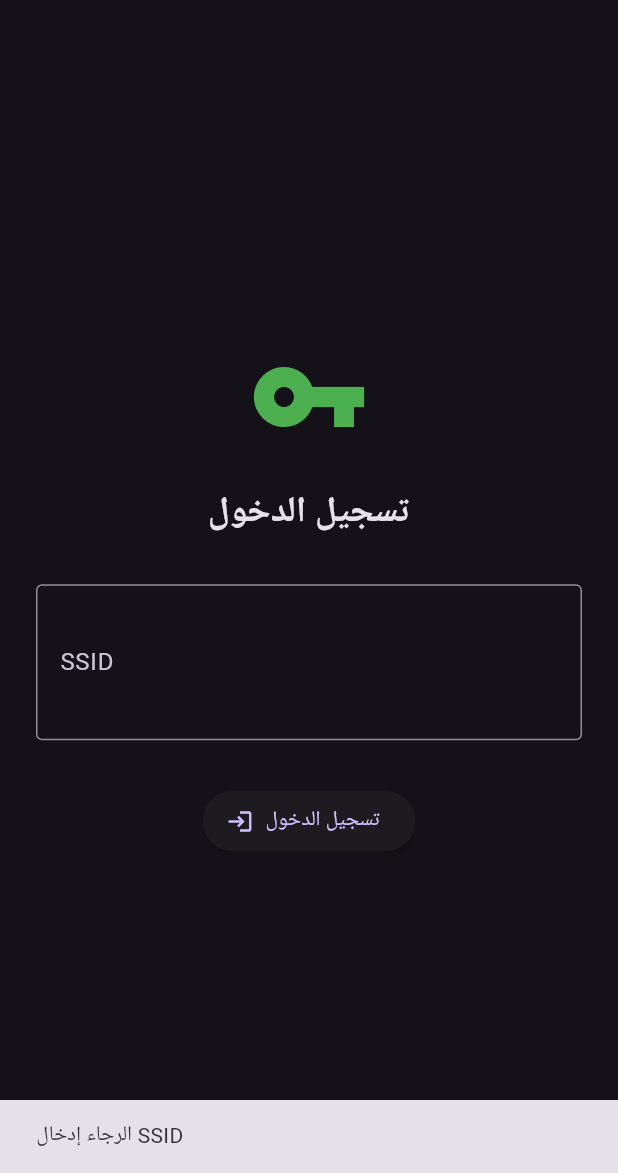
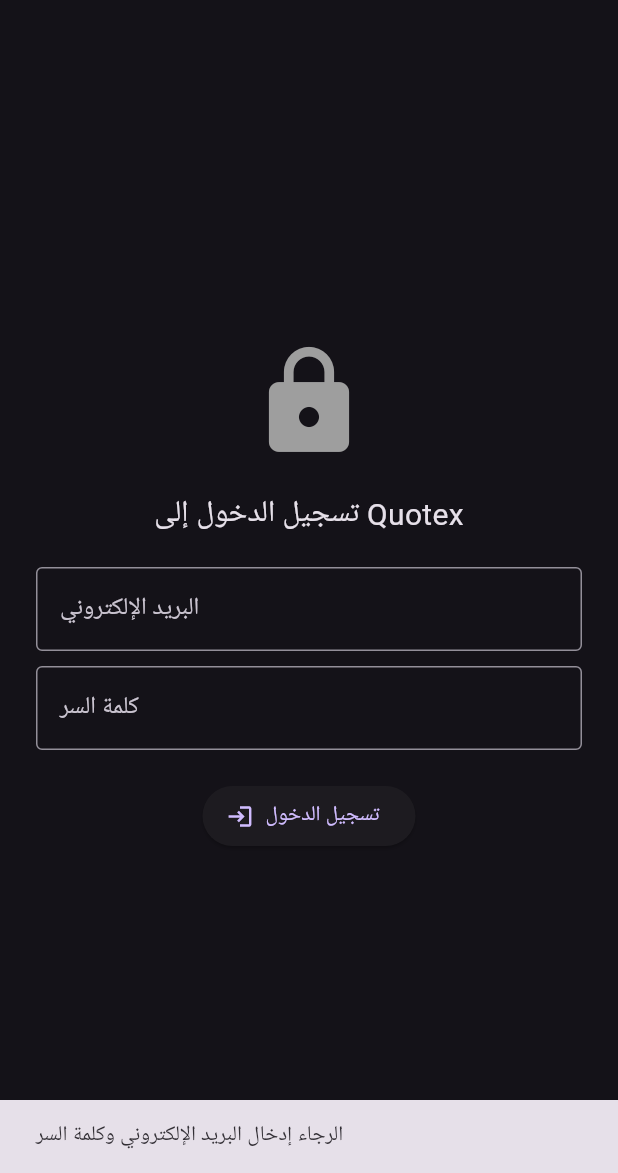
Before and after one commit to cvn3443-ctrl/Alking-Pro, a Flutter app: the screen it shows after launch, after a tap on "تسجيل الدخول", on a phone screen of 412 x 824 dp, the part 63-1236 px from its top. Run offline on Flutter 3.47's test engine with Material 3 defaults, Android fonts, the phone set to English and light mode, and no system bars; our stand-ins replace shared_preferences, webview_flutter; network calls fail.

Commit message:
Update home_screen.dart

```diff
--- a/lib/screens/home_screen.dart
+++ b/lib/screens/home_screen.dart
@@ -1,7 +1,7 @@
 import 'package:flutter/material.dart';
 import 'package:webview_flutter/webview_flutter.dart';
 import 'package:shared_preferences/shared_preferences.dart';
-import '../services/quotex_api.dart';
+import '../services/api_service.dart';
 import 'dart:async';
 import 'dart:convert';
 
@@ -13,10 +13,10 @@
 }
 
 class _HomeScreenState extends State<HomeScreen> {
-  final QuotexAPI _api = QuotexAPI();
   bool _isLoading = false;
   bool _isLoggedIn = false;
-  final TextEditingController _ssidController = TextEditingController();
+  final TextEditingController _emailController = TextEditingController();
+  final TextEditingController _passwordController = TextEditingController();
 
   bool _botActive = false;
   int _winStreak = 0;
@@ -32,13 +32,7 @@
   String _selectedAccount = 'تجريبي';
   bool _isPercentage = false;
 
-  // قائمة العملات الثابتة (يمكنك تعديلها حسب رغبتك)
-  final List<String> _fixedAssets = [
-    'EUR/USD', 'GBP/USD', 'USD/JPY', 'AUD/USD', 'USD/CAD',
-    'NZD/USD', 'USD/CHF', 'BTC/USD', 'ETH/USD', 'XAU/USD',
-    'EUR/GBP', 'EUR/JPY', 'GBP/JPY', 'AUD/JPY', 'EUR/AUD'
-  ];
-
+  List<String> _assetsList = [];
   List<Map<String, dynamic>> _tradeLog = [];
   int _currentTab = 0;
   late final WebViewController _webViewController;
@@ -50,7 +44,9 @@
     _initWebView();
     _loadSettings();
     _loadTradeLog();
+    _loadAssets();
     _checkSavedSession();
+    _startStatusPolling();
   }
 
   void _initWebView() {
@@ -61,54 +57,57 @@
 
   Future<void> _checkSavedSession() async {
     final prefs = await SharedPreferences.getInstance();
-    final savedSsid = prefs.getString('quotex_ssid');
-    if (savedSsid != null) {
+    final email = prefs.getString('quotex_email');
+    if (email != null) {
       setState(() => _isLoggedIn = true);
-      await _injectSSIDIntoWebView(savedSsid);
     }
   }
 
-  Future<void> _injectSSIDIntoWebView(String ssid) async {
-    await Future.delayed(Duration(seconds: 2));
-    await _webViewController.runJavaScript('''
-      (function() {
-        document.cookie = "ssid=$ssid; path=/; domain=qxbroker.com";
-        document.cookie = "remember_web=$ssid; path=/; domain=qxbroker.com";
-        localStorage.setItem('ssid', '$ssid');
-        localStorage.setItem('session_id', '$ssid');
-        setTimeout(() => location.reload(), 500);
-      })();
-    ''');
-    await Future.delayed(Duration(seconds: 3));
+  Future<void> _loadAssets() async {
+    final assets = await ApiService.getAssets();
+    setState(() => _assetsList = assets);
+  }
+
+  void _startStatusPolling() {
+    _statusTimer = Timer.periodic(Duration(seconds: 5), (timer) async {
+      if (_isLoggedIn) {
+        final status = await ApiService.getStatus();
+        setState(() {
+          _botActive = status['active'] ?? false;
+          _winStreak = status['win_streak'] ?? 0;
+          _lossStreak = status['loss_streak'] ?? 0;
+          _totalTrades = status['total_trades'] ?? 0;
+        });
+      }
+    });
   }
 
   Future<void> _login() async {
-    final ssid = _ssidController.text.trim();
+    final email = _emailController.text.trim();
+    final password = _passwordController.text.trim();
 
-    if (ssid.isEmpty) {
-      _showSnackbar('الرجاء إدخال SSID');
+    if (email.isEmpty || password.isEmpty) {
+      _showSnackbar('الرجاء إدخال البريد الإلكتروني وكلمة السر');
       return;
     }
 
     setState(() => _isLoading = true);
 
-    bool ssidValid = await _api.loginWithSSID(ssid);
-    if (!ssidValid) {
-      _showSnackbar('❌ SSID غير صالح');
-      setState(() => _isLoading = false);
-      return;
-    }
+    final result = await ApiService.login(email, password);
 
+    if (result['status'] == 'success') {
       final prefs = await SharedPreferences.getInstance();
-    await prefs.setString('quotex_ssid', ssid);
-
-    await _injectSSIDIntoWebView(ssid);
-
+      await prefs.setString('quotex_email', email);
       setState(() {
         _isLoggedIn = true;
         _isLoading = false;
       });
       _showSnackbar('✅ تم تسجيل الدخول بنجاح');
+      await _loadAssets();
+    } else {
+      _showSnackbar(result['message'] ?? '❌ فشل تسجيل الدخول');
+      setState(() => _isLoading = false);
+    }
   }
 
   void _showSnackbar(String msg) {
@@ -125,7 +124,6 @@
     await prefs.setInt('maxTradesPerDay', _maxTradesPerDay);
     await prefs.setInt('targetTrades', _targetTrades);
     _showSnackbar('تم حفظ الإعدادات ✅');
-    await _api.switchAccount(_selectedAccount == 'تجريبي' ? 'demo' : 'real');
   }
 
   Future<void> _loadSettings() async {
@@ -139,7 +137,6 @@
       _maxTradesPerDay = prefs.getInt('maxTradesPerDay') ?? 50;
       _targetTrades = prefs.getInt('targetTrades') ?? 5;
     });
-    await _api.switchAccount(_selectedAccount == 'تجريبي' ? 'demo' : 'real');
   }
 
   Future<void> _loadTradeLog() async {
@@ -196,7 +193,6 @@
   void _executeTrade() async {
     if (!_botActive) return;
 
-    // تحليل وهمي محسن (70% ربح)
     bool isWin = DateTime.now().millisecondsSinceEpoch % 100 < 70;
     double amount = _isPercentage ? 0.0 : double.parse(_amountController.text);
 
@@ -267,7 +263,7 @@
                 const SizedBox(height: 20),
                 DropdownButtonFormField<String>(
                   value: _selectedPair,
-                  items: _fixedAssets.map((e) => DropdownMenuItem(value: e, child: Text(e))).toList(),
+                  items: _assetsList.map((e) => DropdownMenuItem(value: e, child: Text(e))).toList(),
                   onChanged: (v) => setState(() => _selectedPair = v!),
                   decoration: const InputDecoration(labelText: 'الزوج'),
                 ),
@@ -319,11 +315,7 @@
                 DropdownButtonFormField<String>(
                   value: _selectedAccount,
                   items: ['تجريبي', 'حقيقي'].map((e) => DropdownMenuItem(value: e, child: Text(e))).toList(),
-                  onChanged: (v) async {
-                    setState(() => _selectedAccount = v!);
-                    await _api.switchAccount(v == 'تجريبي' ? 'demo' : 'real');
-                    _showSnackbar('✅ تم تبديل الحساب إلى $_selectedAccount');
-                  },
+                  onChanged: (v) => setState(() => _selectedAccount = v!),
                   decoration: const InputDecoration(labelText: 'نوع الحساب'),
                 ),
                 const SizedBox(height: 15),
@@ -408,20 +400,21 @@
         child: Column(
           mainAxisAlignment: MainAxisAlignment.center,
           children: [
-            const Icon(Icons.vpn_key, size: 80, color: Colors.green),
+            const Icon(Icons.lock, size: 80, color: Colors.grey),
             const SizedBox(height: 20),
-            const Text('تسجيل الدخول', style: TextStyle(fontSize: 24, fontWeight: FontWeight.bold)),
-            const SizedBox(height: 30),
+            const Text('تسجيل الدخول إلى Quotex', style: TextStyle(fontSize: 20)),
+            const SizedBox(height: 20),
             TextField(
-              controller: _ssidController,
-              decoration: const InputDecoration(
-                labelText: 'SSID',
-                hintText: 'eyJpdiI6ImdyRXV3...',
-                border: OutlineInputBorder(),
+              controller: _emailController,
+              decoration: const InputDecoration(labelText: 'البريد الإلكتروني', border: OutlineInputBorder()),
             ),
-              maxLines: 3,
+            const SizedBox(height: 10),
+            TextField(
+              controller: _passwordController,
+              obscureText: true,
+              decoration: const InputDecoration(labelText: 'كلمة السر', border: OutlineInputBorder()),
             ),
-            const SizedBox(height: 30),
+            const SizedBox(height: 20),
             ElevatedButton.icon(
               onPressed: _isLoading ? null : _login,
               icon: const Icon(Icons.login),
@@ -453,10 +446,6 @@
                     const SizedBox(height: 5),
                     Row(mainAxisAlignment: MainAxisAlignment.spaceBetween,
                         children: [const Text('المتبقي:'), Text('$remainingTarget / $_targetTrades')]),
-                    Row(mainAxisAlignment: MainAxisAlignment.spaceBetween,
-                        children: [const Text('أرباح متتالية:'), Text('$_winStreak', style: const TextStyle(color: Colors.green))]),
-                    Row(mainAxisAlignment: MainAxisAlignment.spaceBetween,
-                        children: [const Text('خسائر متتالية:'), Text('$_lossStreak', style: const TextStyle(color: Colors.red))]),
                   ],
                   const SizedBox(height: 8),
                   Container(
@@ -467,7 +456,6 @@
                         Text('الزوج: $_selectedPair'),
                         Text('المبلغ: ${_isPercentage ? "2%" : "${_amountController.text} دولار"}'),
                         Text('المدة: $_selectedDuration دقيقة'),
-                        Text('الحساب: $_selectedAccount'),
                       ],
                     ),
                   ),
```
Lines whose indentation alone changed are shown as unchanged.
